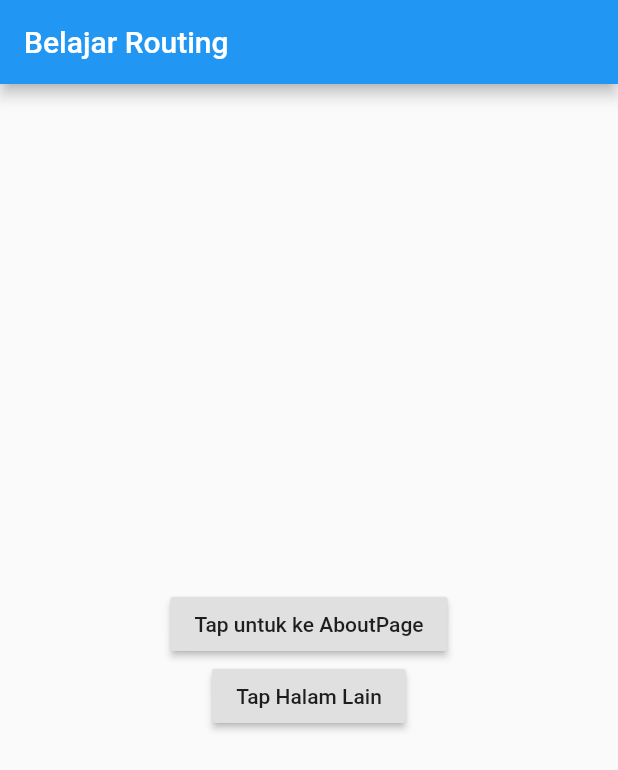
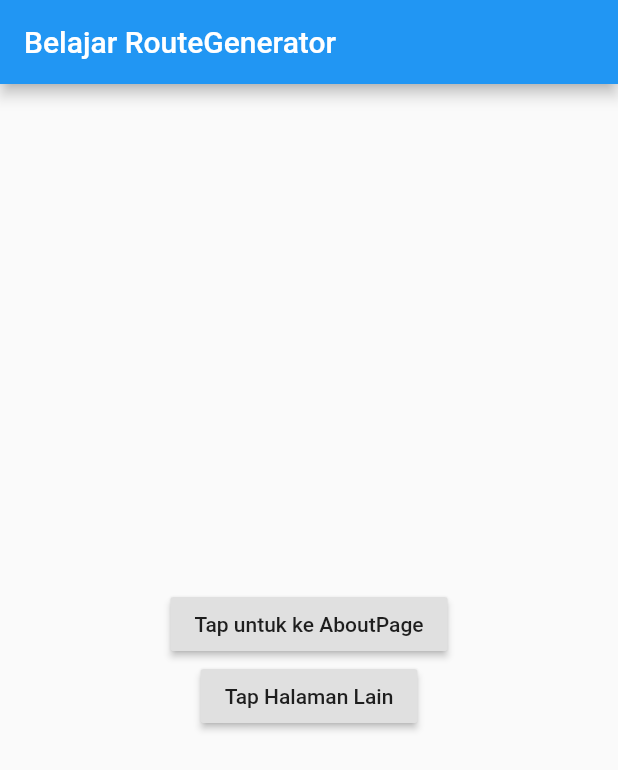
Before and after one commit to Thorik123/routegenerator, a Flutter app: the screen it shows after launch, on a phone screen of 412 x 824 dp. Shown: the top 770 px of the screen. Run offline on Flutter 3.47's test engine with Material 2 defaults, Android fonts, the phone set to English and light mode, and no system bars.

Commit message:
Initial Commit

```diff
--- a/lib/screen.dart
+++ b/lib/screen.dart
@@ -6,7 +6,7 @@ class HomePage extends StatelessWidget {
   Widget build(BuildContext context) {
     return Scaffold(
       appBar: AppBar(
-        title: const Text('Belajar Routing'),
+        title: const Text('Belajar RouteGenerator'),
       ),
       body: Center(
         child: Column(
@@ -22,7 +22,7 @@ class HomePage extends StatelessWidget {
               onPressed: () {
                 Navigator.pushNamed(context, '/halaman-404');
               },
-              child: const Text('Tap Halam Lain'),
+              child: const Text('Tap Halaman Lain'),
             ),
           ],
         ),
```
